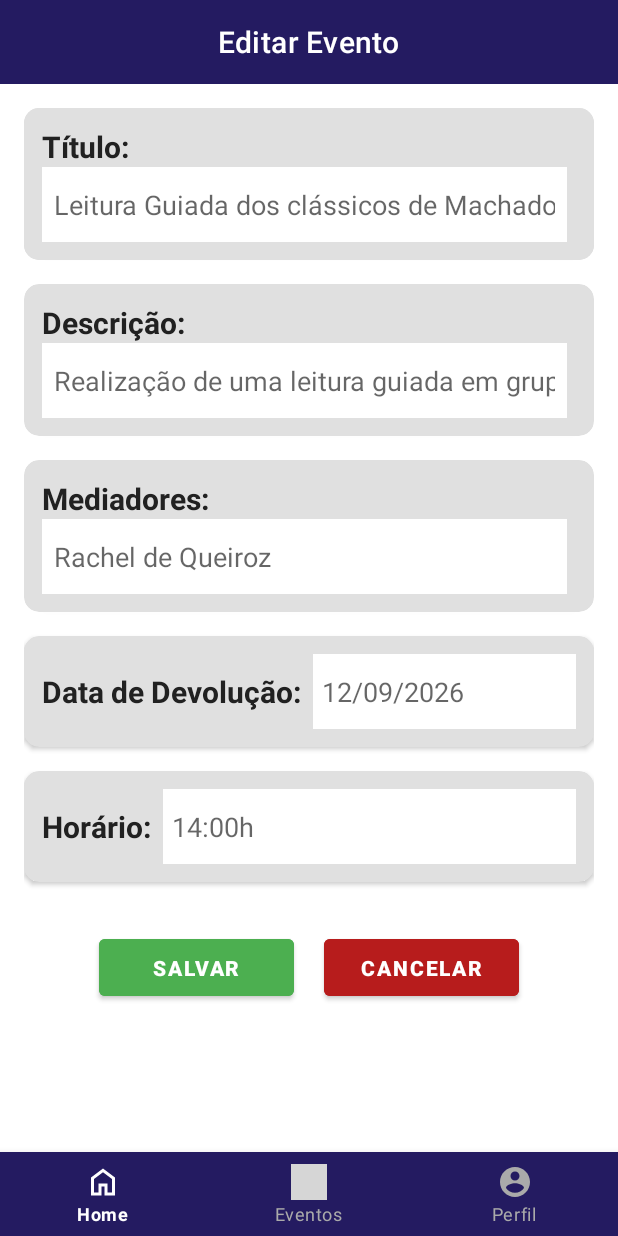
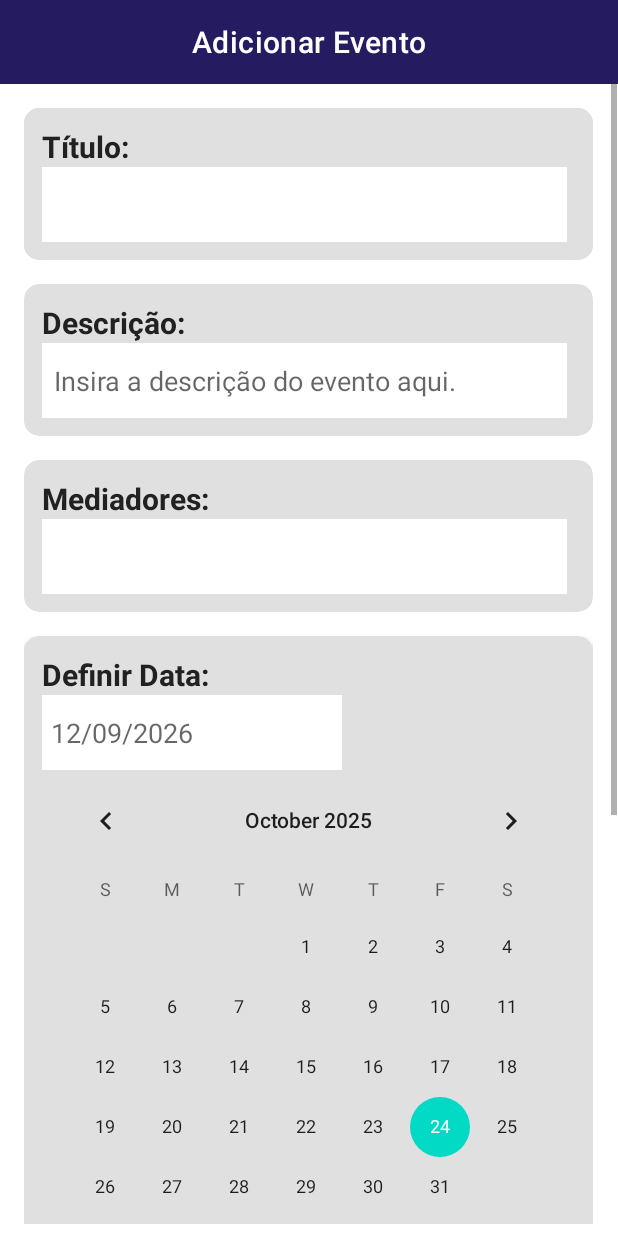
Before and after one commit to RayssaFL/Scientia, an Android app: the layout fragment_tela_adicionar_evento__adm.xml on its own in the app's theme, with its tools: preview values and no code run, on a phone screen of 412 x 824 dp. Run offline under Robolectric (Android 15) with nearby library versions, the phone set to English and light mode, and no system bars; grey boxes are pictures that could not be loaded.

Commit message:
telas adm ligadas e atualizadas

```diff
--- a/app/src/main/java/com/example/scientia/TelaDevolucao_Adm.kt
+++ b/app/src/main/java/com/example/scientia/TelaDevolucao_Adm.kt
@@ -27,7 +27,7 @@ class TelaDevolucao_Adm : Fragment() {
 
     override fun onViewCreated(view: View, savedInstanceState: Bundle?) {
         super.onViewCreated(view, savedInstanceState)
-        idLivro = view.findViewById(R.id.editTextIdLiv)
+        idLivro = view.findViewById(R.id.editTextIdLivro)
         idUser = view.findViewById(R.id.editTextIdUsuario)
         dataDev = view.findViewById(R.id.editTextDataDevolucao)
         btn1 = view.findViewById(R.id.btnSalvarDev)
--- a/app/src/main/java/com/example/scientia/TelaEventos_Adm.kt
+++ b/app/src/main/java/com/example/scientia/TelaEventos_Adm.kt
@@ -50,7 +50,7 @@ class TelaEventos_Adm : Fragment() {
         val cardAdicionar = view.findViewById<CardView>(R.id.cardAdicionarEvento)
         cardAdicionar.setOnClickListener {
             parentFragmentManager.beginTransaction()
-                .replace(CONTAINER_ID, TelaPerfil_Adm())
+                .replace(CONTAINER_ID, TelaAdicionarEvento_Adm())
                 .addToBackStack("adicionar_evento")
                 .commit()
         }
@@ -58,7 +58,7 @@ class TelaEventos_Adm : Fragment() {
         val btnAdd = view.findViewById<ImageButton>(R.id.btnAdd)
         btnAdd.setOnClickListener {
             parentFragmentManager.beginTransaction()
-                .replace(CONTAINER_ID, TelaPerfil_Adm())
+                .replace(CONTAINER_ID, TelaAdicionarEvento_Adm())
                 .addToBackStack("adicionar_evento")
                 .commit()
         }
@@ -85,7 +85,7 @@ class TelaEventos_Adm : Fragment() {
                 when (item.itemId) {
                     R.id.menu_editar -> {
                         parentFragmentManager.beginTransaction()
-                            .replace(CONTAINER_ID, TelaEmpAndamento_Adm())
+                            .replace(CONTAINER_ID, TelaEditarEvento_Adm())
                             .addToBackStack("editar_evento")
                             .commit()
                         true
--- a/app/src/main/java/com/example/scientia/TelaTodosLivros_Adm.kt
+++ b/app/src/main/java/com/example/scientia/TelaTodosLivros_Adm.kt
@@ -112,7 +112,7 @@ class TelaTodosLivros_Adm : Fragment() {
     }
 
     private fun abrirDetalhesLivro(livro: Livro) {
-        val fragment = TelaInfoLivroAndamento_Adm()
+        val fragment = TelaInfoLivro_Adm()
         val bundle = Bundle()
         bundle.putString("titulo", livro.titulo)
         bundle.putString("autor", livro.autor)
--- a/app/src/main/res/layout/activity_tela_editar_evento_adm.xml
+++ b/app/src/main/res/layout/fragment_tela_adicionar_evento__adm.xml
@@ -5,14 +5,14 @@
     android:layout_width="match_parent"
     android:layout_height="match_parent"
     android:fitsSystemWindows="true"
-    tools:context=".TelaEditarEvento_Adm">
+    tools:context=".TelaAdicionarEvento_Adm">
 
     <androidx.constraintlayout.widget.ConstraintLayout
         android:layout_width="match_parent"
         android:layout_height="match_parent">
 
         <com.google.android.material.appbar.MaterialToolbar
-            android:id="@+id/BarraNavegacaoEditarEvento"
+            android:id="@+id/BarraNavegacaoAdicionarEvento"
             android:layout_width="match_parent"
             android:layout_height="wrap_content"
             android:background="#241B61"
@@ -20,15 +20,15 @@
             app:layout_constraintEnd_toEndOf="parent"
             app:layout_constraintStart_toStartOf="parent"
             app:layout_constraintTop_toTopOf="parent"
-            app:title="Editar Evento"
+            app:title="Adicionar Evento"
             app:titleCentered="true"
             app:titleTextColor="@android:color/white" />
 
         <ScrollView
-            android:layout_width="match_parent"
-            android:layout_height="0dp"
-            app:layout_constraintBottom_toTopOf="@+id/bottomNavigation"
-            app:layout_constraintTop_toBottomOf="@id/BarraNavegacaoEditarEvento">
+            android:layout_width="411dp"
+            android:layout_height="760dp"
+            app:layout_constraintTop_toBottomOf="@+id/BarraNavegacaoAdicionarEvento"
+            tools:layout_editor_absoluteX="-7dp">
 
             <LinearLayout
                 android:layout_width="match_parent"
@@ -51,7 +51,6 @@
                         android:padding="12dp">
 
                         <TextView
-                            android:id="@+id/idLivroDev"
                             android:layout_width="wrap_content"
                             android:layout_height="wrap_content"
                             android:text="Título:"
@@ -60,12 +59,12 @@
                             android:textStyle="bold" />
 
                         <EditText
-                            android:id="@+id/editTextIdLiv"
+                            android:id="@+id/editTextIdTitulo"
                             android:layout_width="350dp"
                             android:layout_height="50dp"
-                            android:background="@color/white"
-                            android:hint="Leitura Guiada dos clássicos de Machado de Assis"
-                            android:inputType="number"
+                            android:background="#FFFFFF"
+                            android:ems="10"
+                            android:inputType="text"
                             android:padding="8dp" />
 
                     </LinearLayout>
@@ -93,13 +92,15 @@
                             android:textStyle="bold" />
 
                         <EditText
-                            android:id="@+id/editTextIdUsuario"
+                            android:id="@+id/editTextDescricao"
                             android:layout_width="350dp"
                             android:layout_height="50dp"
-                            android:background="@color/white"
-                            android:hint="Realização de uma leitura guiada em grupo."
-                            android:inputType="number"
+                            android:background="#FFFFFF"
+                            android:ems="10"
+                            android:hint="Insira a descrição do evento aqui."
+                            android:inputType="text"
                             android:padding="8dp" />
+
                     </LinearLayout>
                 </androidx.cardview.widget.CardView>
 
@@ -125,13 +126,14 @@
                             android:textStyle="bold" />
 
                         <EditText
-                            android:id="@+id/editTextIdUsuario"
+                            android:id="@+id/editTextMediadores"
                             android:layout_width="350dp"
                             android:layout_height="50dp"
-                            android:background="@color/white"
-                            android:hint="Rachel de Queiroz"
-                            android:inputType="number"
+                            android:background="#FFFFFF"
+                            android:ems="10"
+                            android:inputType="text"
                             android:padding="8dp" />
+
                     </LinearLayout>
                 </androidx.cardview.widget.CardView>
 
@@ -144,22 +146,21 @@
 
                     <LinearLayout
                         android:layout_width="match_parent"
-                        android:layout_height="wrap_content"
-                        android:gravity="center_vertical"
-                        android:orientation="horizontal"
+                        android:layout_height="match_parent"
+                        android:orientation="vertical"
                         android:padding="12dp">
 
                         <TextView
                             android:layout_width="wrap_content"
                             android:layout_height="wrap_content"
                             android:layout_marginEnd="8dp"
-                            android:text="Data de Devolução:"
+                            android:text="Definir Data:"
                             android:textColor="#212121"
                             android:textSize="20sp"
                             android:textStyle="bold" />
 
                         <EditText
-                            android:id="@+id/editTextDataDevolucao"
+                            android:id="@+id/editTextDefinirData"
                             android:layout_width="200dp"
                             android:layout_height="50dp"
                             android:layout_weight="1"
@@ -168,7 +169,12 @@
                             android:inputType="date"
                             android:padding="6dp" />
 
+                        <CalendarView
+                            android:id="@+id/calendarView"
+                            android:layout_width="match_parent"
+                            android:layout_height="wrap_content" />
                     </LinearLayout>
+
                 </androidx.cardview.widget.CardView>
 
                 <androidx.cardview.widget.CardView
@@ -179,31 +185,28 @@
 
                     <LinearLayout
                         android:layout_width="match_parent"
-                        android:layout_height="wrap_content"
-                        android:gravity="center_vertical"
-                        android:orientation="horizontal"
+                        android:layout_height="match_parent"
+                        android:orientation="vertical"
                         android:padding="12dp">
 
                         <TextView
                             android:layout_width="wrap_content"
                             android:layout_height="wrap_content"
                             android:layout_marginEnd="8dp"
-                            android:text="Horário:"
+                            android:text="Definir Horário:"
                             android:textColor="#212121"
                             android:textSize="20sp"
                             android:textStyle="bold" />
 
-                        <EditText
-                            android:id="@+id/editTextDataDevolucao"
-                            android:layout_width="200dp"
-                            android:layout_height="50dp"
-                            android:layout_weight="1"
-                            android:background="@color/white"
-                            android:hint="14:00h"
-                            android:inputType="date"
-                            android:padding="6dp" />
+                        <TimePicker
+                            android:id="@+id/timePicker"
+                            android:layout_width="wrap_content"
+                            android:layout_height="wrap_content"
+                            android:timePickerMode="spinner"
+                            android:layout_gravity="center_horizontal" />
 
                     </LinearLayout>
+
                 </androidx.cardview.widget.CardView>
 
                 <LinearLayout
@@ -235,20 +238,5 @@
             </LinearLayout>
         </ScrollView>
 
-        <com.google.android.material.bottomnavigation.BottomNavigationView
-            android:id="@+id/bottomNavigation"
-            android:layout_width="match_parent"
-            android:layout_height="wrap_content"
-            android:background="#241B61"
-            app:itemIconTint="@color/nav_item_color"
-            app:itemTextColor="@color/nav_item_color"
-            app:layout_constraintBottom_toBottomOf="parent"
-            app:layout_constraintEnd_toEndOf="parent"
-            app:layout_constraintHorizontal_bias="0.0"
-            app:layout_constraintStart_toStartOf="parent"
-            app:menu="@menu/bottom_nav_menu">
-
-        </com.google.android.material.bottomnavigation.BottomNavigationView>
-
     </androidx.constraintlayout.widget.ConstraintLayout>
 </FrameLayout>
--- a/app/src/main/res/layout/fragment_tela_devolucao__adm.xml
+++ b/app/src/main/res/layout/fragment_tela_devolucao__adm.xml
@@ -58,7 +58,7 @@
                             android:textStyle="bold" />
 
                         <EditText
-                            android:id="@+id/editTextIdLiv"
+                            android:id="@+id/editTextIdLivro"
                             android:layout_width="350dp"
                             android:layout_height="50dp"
                             android:background="@color/white"
--- a/app/src/main/res/layout/fragment_tela_info_livro__adm.xml
+++ b/app/src/main/res/layout/fragment_tela_info_livro__adm.xml
@@ -18,7 +18,6 @@
             android:minHeight="?attr/actionBarSize"
             android:theme="?attr/actionBarTheme"
             app:layout_constraintEnd_toEndOf="parent"
-            app:layout_constraintHorizontal_bias="0.0"
             app:layout_constraintStart_toStartOf="parent"
             app:layout_constraintTop_toTopOf="parent"
             app:menu="@menu/menu_info_livro"
--- a/app/src/main/res/layout/upload_simples.xml
+++ b/app/src/main/res/layout/upload_simples.xml
@@ -17,11 +17,12 @@
         android:layout_marginBottom="16dp" />
 
     <LinearLayout
+        android:id="@+id/uploadImagem"
         android:layout_width="150dp"
         android:layout_height="150dp"
+        android:layout_marginBottom="20dp"
         android:background="@drawable/upload_area"
-        android:gravity="center"
-        android:layout_marginBottom="20dp">
+        android:gravity="center">
 
         <ImageView
             android:layout_width="60dp"
```
Also changed, not shown: app/src/main/java/com/example/scientia/TelaAdicionarEvento_Adm.kt (+27 -22 lines), app/src/main/java/com/example/scientia/TelaEditarEvento_Adm.kt (+18 -18 lines), app/src/main/java/com/example/scientia/TelaEditarInfoLivro_Adm.kt (+48 -27 lines), app/src/main/java/com/example/scientia/TelaInfoLivro_Adm.kt (+53 -27 lines), app/src/main/res/layout/fragment_tela_autorizar_emp__adm.xml (+7 -23 lines), app/src/main/res/layout/fragment_tela_editar_evento__adm.xml (renamed from app/src/main/res/layout/activity_tela_adicionar_evento_adm.xml, +31 -45 lines), app/src/main/res/layout/fragment_tela_editar_info_livro__adm.xml (renamed from app/src/main/res/layout/activity_tela_editar_info_livro_adm.xml, +0 -16 lines).
